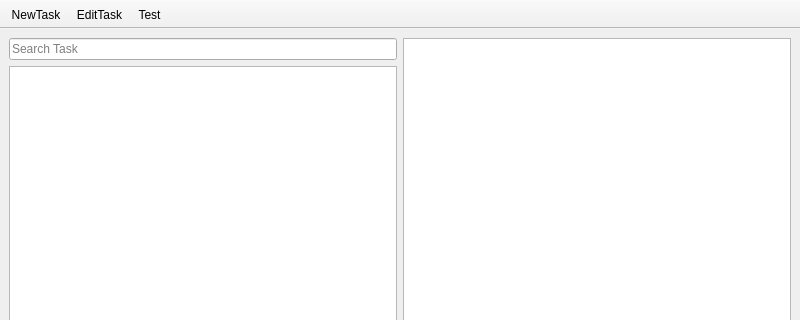
Qt form designer/main_window.ui (funway/TransferDog) before a commit; both pictures show x 0 to 800 and y 0 to 320 of the 800 by 600 pixel window.
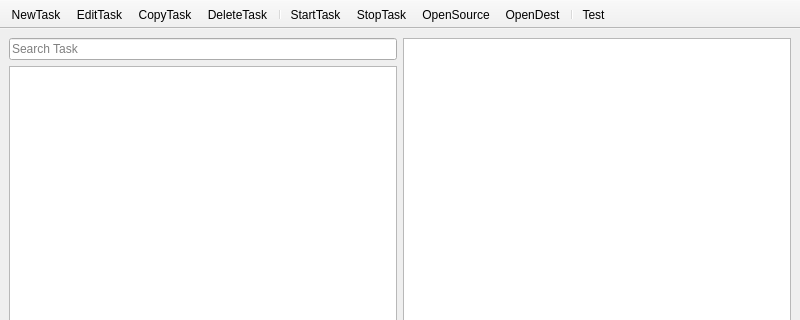
The same form after that commit. Icons and pictures are not drawn.

Patch:
```diff
--- a/designer/main_window.ui
+++ b/designer/main_window.ui
@@ -58,6 +58,14 @@
    </attribute>
    <addaction name="actionNewTask"/>
    <addaction name="actionEditTask"/>
+   <addaction name="actionCopyTask"/>
+   <addaction name="actionDeleteTask"/>
+   <addaction name="separator"/>
+   <addaction name="actionStartTask"/>
+   <addaction name="actionStopTask"/>
+   <addaction name="actionOpenSource"/>
+   <addaction name="actionOpenDest"/>
+   <addaction name="separator"/>
    <addaction name="actionTest"/>
   </widget>
   <widget class="QStatusBar" name="statusBar"/>
@@ -90,6 +98,69 @@
     <string>Test</string>
    </property>
   </action>
+  <action name="actionDeleteTask">
+   <property name="icon">
+    <iconset>
+     <normaloff>../transfer_dog/resource/img/file-reduce-line.png</normaloff>../transfer_dog/resource/img/file-reduce-line.png</iconset>
+   </property>
+   <property name="text">
+    <string>DeleteTask</string>
+   </property>
+   <property name="toolTip">
+    <string>Delete selected task</string>
+   </property>
+  </action>
+  <action name="actionOpenSource">
+   <property name="icon">
+    <iconset>
+     <normaloff>../transfer_dog/resource/img/folder-download-line.png</normaloff>../transfer_dog/resource/img/folder-download-line.png</iconset>
+   </property>
+   <property name="text">
+    <string>OpenSource</string>
+   </property>
+   <property name="toolTip">
+    <string>Open source path</string>
+   </property>
+  </action>
+  <action name="actionOpenDest">
+   <property name="icon">
+    <iconset>
+     <normaloff>../transfer_dog/resource/img/folder-upload-line.png</normaloff>../transfer_dog/resource/img/folder-upload-line.png</iconset>
+   </property>
+   <property name="text">
+    <string>OpenDest</string>
+   </property>
+   <property name="toolTip">
+    <string>Open destination path</string>
+   </property>
+  </action>
+  <action name="actionCopyTask">
+   <property name="icon">
+    <iconset>
+     <normaloff>../transfer_dog/resource/img/file-copy-2-line.png</normaloff>../transfer_dog/resource/img/file-copy-2-line.png</iconset>
+   </property>
+   <property name="text">
+    <string>CopyTask</string>
+   </property>
+  </action>
+  <action name="actionStopTask">
+   <property name="icon">
+    <iconset>
+     <normaloff>../transfer_dog/resource/img/stop-circle-line.png</normaloff>../transfer_dog/resource/img/stop-circle-line.png</iconset>
+   </property>
+   <property name="text">
+    <string>StopTask</string>
+   </property>
+  </action>
+  <action name="actionStartTask">
+   <property name="icon">
+    <iconset>
+     <normaloff>../transfer_dog/resource/img/play-circle-line.png</normaloff>../transfer_dog/resource/img/play-circle-line.png</iconset>
+   </property>
+   <property name="text">
+    <string>StartTask</string>
+   </property>
+  </action>
  </widget>
  <resources/>
  <connections/>
```
Left out of the diff: 4 changed lines with no effect on the pictures.
